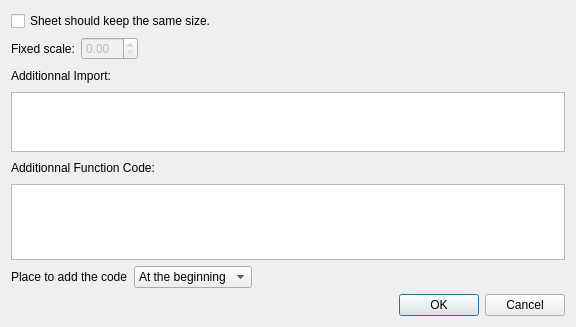
Qt form sheetproperties.ui (Rolisteam/rolisteam) before a commit.
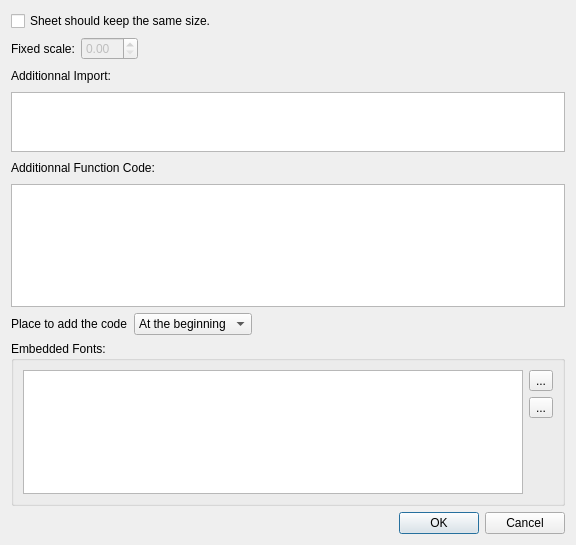
The same form after that commit. Icons and pictures are not drawn. Custom widgets are drawn as their Qt base class.

```diff
--- a/sheetproperties.ui
+++ b/sheetproperties.ui
@@ -7,7 +7,7 @@
     <x>0</x>
     <y>0</y>
     <width>576</width>
-    <height>327</height>
+    <height>545</height>
    </rect>
   </property>
   <property name="windowTitle">
@@ -17,7 +17,7 @@
    <iconset resource="qmlfile.qrc">
     <normaloff>:/resources/logo/symbol2.png</normaloff>:/resources/logo/symbol2.png</iconset>
   </property>
-  <layout class="QVBoxLayout" name="verticalLayout" stretch="0,0,0,0,0,1,0,0">
+  <layout class="QVBoxLayout" name="verticalLayout_2">
    <item>
     <layout class="QHBoxLayout" name="horizontalLayout_4">
      <item>
@@ -172,6 +172,57 @@
      </item>
     </layout>
    </item>
+   <item>
+    <widget class="QGroupBox" name="groupBox">
+     <property name="title">
+      <string>Embedded Fonts:</string>
+     </property>
+     <layout class="QHBoxLayout" name="horizontalLayout_6">
+      <item>
+       <widget class="QListView" name="listView"/>
+      </item>
+      <item>
+       <layout class="QVBoxLayout" name="verticalLayout">
+        <item>
+         <widget class="QToolButton" name="m_addFontBtn">
+          <property name="text">
+           <string>...</string>
+          </property>
+          <property name="icon">
+           <iconset resource="qmlfile.qrc">
+            <normaloff>:/resources/icons/add_round.png</normaloff>:/resources/icons/add_round.png</iconset>
+          </property>
+         </widget>
+        </item>
+        <item>
+         <widget class="QToolButton" name="m_removeFontBtn">
+          <property name="text">
+           <string>...</string>
+          </property>
+          <property name="icon">
+           <iconset resource="qmlfile.qrc">
+            <normaloff>:/resources/icons/delete.png</normaloff>:/resources/icons/delete.png</iconset>
+          </property>
+         </widget>
+        </item>
+        <item>
+         <spacer name="verticalSpacer">
+          <property name="orientation">
+           <enum>Qt::Vertical</enum>
+          </property>
+          <property name="sizeHint" stdset="0">
+           <size>
+            <width>20</width>
+            <height>40</height>
+           </size>
+          </property>
+         </spacer>
+        </item>
+       </layout>
+      </item>
+     </layout>
+    </widget>
+   </item>
    <item>
     <widget class="QDialogButtonBox" name="buttonBox">
      <property name="orientation">
```
